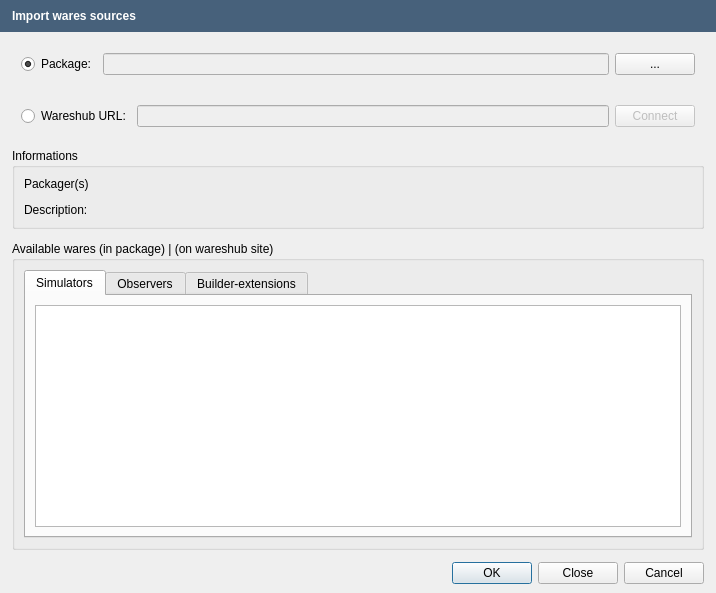
Old version of the form src/openfluid/ui/waresdev/WaresSrcImportDialog.ui in the repository OpenFLUID/openfluid.
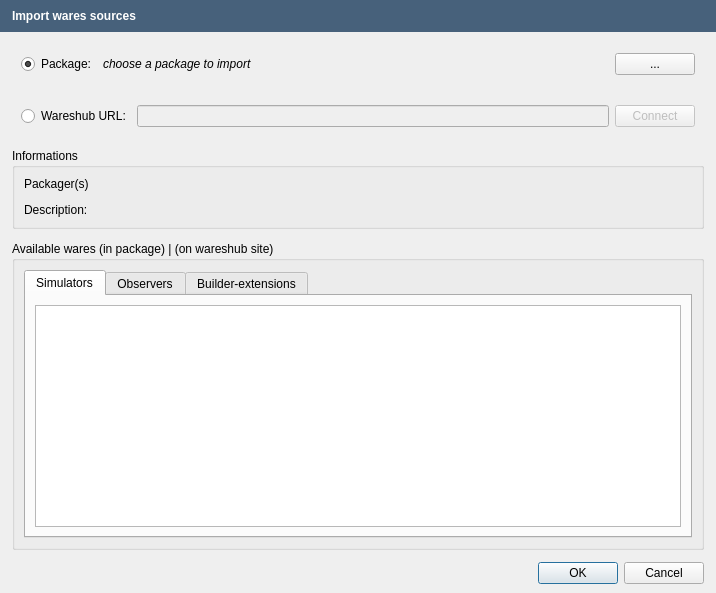
New version of the form.

Commit message:
Changes in wares sources import/exports dialogs
* Now checking at dialog opening
* No more allowing successive imports or exports

Patch:
```diff
--- a/src/openfluid/ui/waresdev/WaresSrcImportDialog.ui
+++ b/src/openfluid/ui/waresdev/WaresSrcImportDialog.ui
@@ -88,7 +88,7 @@
      </property>
      <item>
       <widget class="QWidget" name="widget" native="true">
-       <layout class="QHBoxLayout" name="horizontalLayout">
+       <layout class="QHBoxLayout" name="horizontalLayout" stretch="0,1,0">
         <item>
          <widget class="QRadioButton" name="PackageRadioButton">
           <property name="text">
@@ -103,12 +103,12 @@
          </widget>
         </item>
         <item>
-         <widget class="QLineEdit" name="PackagePathLineEdit">
-          <property name="enabled">
-           <bool>false</bool>
+         <widget class="QLabel" name="PackagePathLabel">
+          <property name="styleSheet">
+           <string notr="true"/>
           </property>
-          <property name="readOnly">
-           <bool>true</bool>
+          <property name="text">
+           <string>&lt;i&gt;choose a package to import&lt;/i&gt;</string>
           </property>
          </widget>
         </item>
@@ -293,7 +293,7 @@
         </sizepolicy>
        </property>
        <property name="standardButtons">
-        <set>QDialogButtonBox::Cancel|QDialogButtonBox::Close|QDialogButtonBox::Ok</set>
+        <set>QDialogButtonBox::Cancel|QDialogButtonBox::Ok</set>
        </property>
       </widget>
      </item>
```
Left out of the diff: 16 changed lines with no effect on the pictures. The commit also changes 7 other files.
